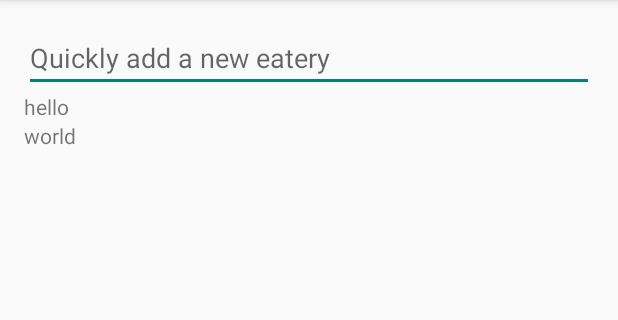
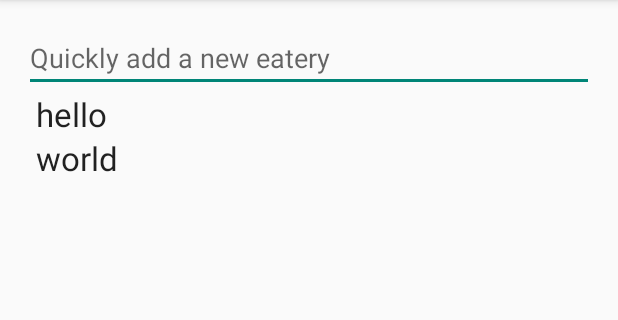
Before and after one commit to aclissold/lunch-android, an Android app: the screen it shows after launch (LunchActivity), on a phone screen of 412 x 824 dp, the part 84-404 px from its top. Run offline under Robolectric (Android 15) with nearby library versions, the phone set to English and light mode, and no system bars.

Commit message:
Use a custom layout in the recycler view

```diff
--- a/app/src/main/java/com/andrewclissold/lunch/LunchAdapter.java
+++ b/app/src/main/java/com/andrewclissold/lunch/LunchAdapter.java
@@ -1,6 +1,9 @@
 package com.andrewclissold.lunch;
 
 import android.support.v7.widget.RecyclerView;
+import android.text.Layout;
+import android.view.LayoutInflater;
+import android.view.View;
 import android.view.ViewGroup;
 import android.widget.TextView;
 
@@ -12,9 +15,9 @@ public class LunchAdapter extends RecyclerView.Adapter<LunchAdapter.ViewHolder>
 
     public static class ViewHolder extends RecyclerView.ViewHolder {
         public TextView mTextView;
-        public ViewHolder(TextView v) {
+        public ViewHolder(View v) {
             super(v);
-            mTextView = v;
+            mTextView = (TextView) v.findViewById(R.id.text_view);
         }
     }
 
@@ -24,8 +27,7 @@ public class LunchAdapter extends RecyclerView.Adapter<LunchAdapter.ViewHolder>
 
     @Override
     public LunchAdapter.ViewHolder onCreateViewHolder(ViewGroup parent, int viewType) {
-//        View v = LayoutInflater.from(parent.getContext()).inflate(R.layout.lunch_text_view, parent, false);
-        TextView v = new TextView(parent.getContext());
+        View v = LayoutInflater.from(parent.getContext()).inflate(R.layout.eatery_list_item, parent, false);
         ViewHolder vh = new ViewHolder(v);
         return vh;
     }
--- /dev/null
+++ b/app/src/main/res/layout/eatery_list_item.xml
@@ -0,0 +1,15 @@
+<?xml version="1.0" encoding="utf-8"?>
+<LinearLayout xmlns:android="http://schemas.android.com/apk/res/android"
+    android:orientation="vertical" android:layout_width="match_parent"
+    android:layout_height="wrap_content"
+    android:layout_gravity="center_vertical">
+
+    <TextView
+        android:layout_width="wrap_content"
+        android:layout_height="wrap_content"
+        android:textAppearance="?android:attr/textAppearanceLarge"
+        android:text="Eatery"
+        android:id="@+id/text_view"
+        android:layout_gravity="center_vertical"
+        android:layout_marginLeft="8dp" />
+</LinearLayout>
```
